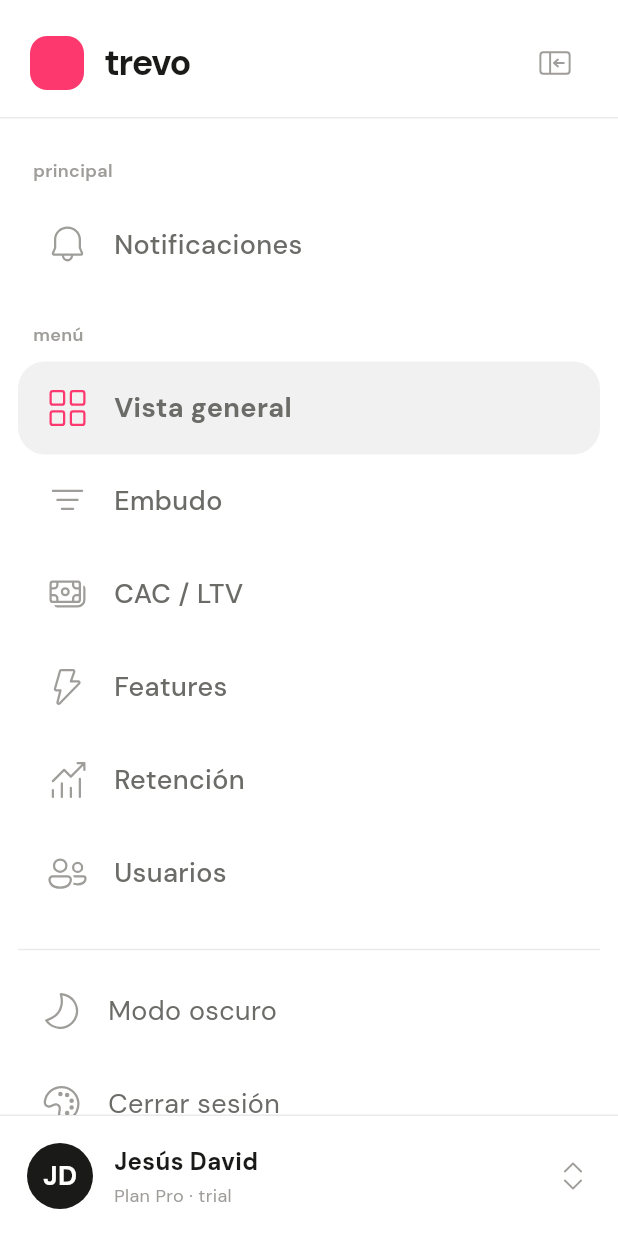
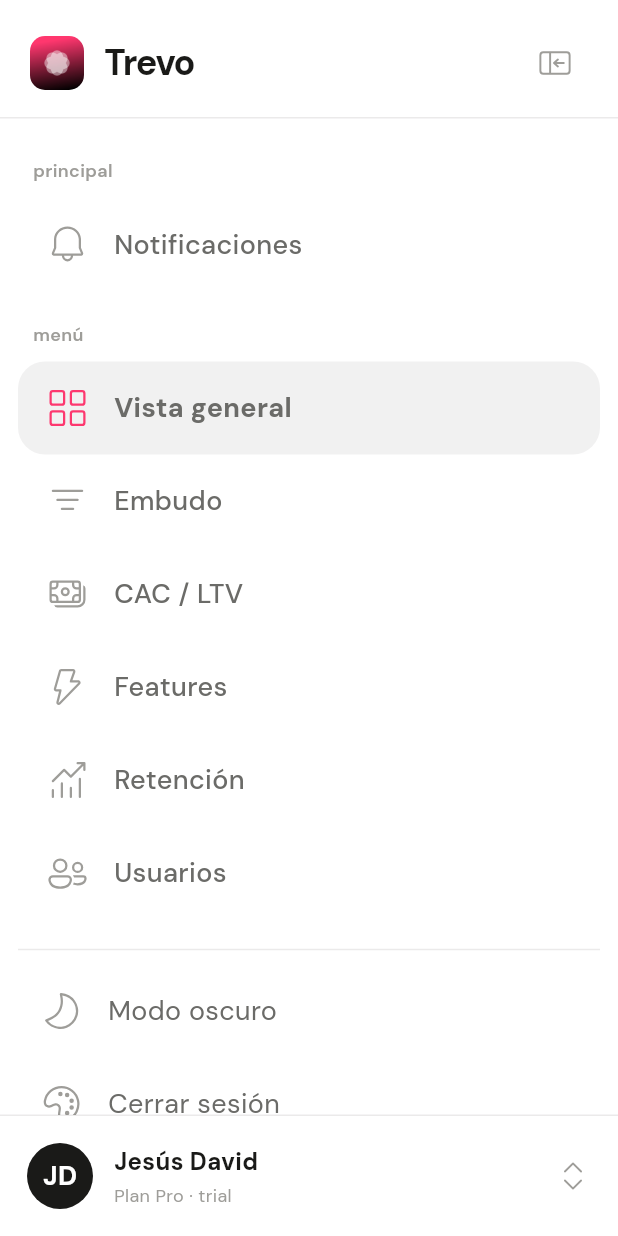
Before and after one commit to jesusfreelance99-cell/dashboard_analitycs, a Flutter app: the DashboardSidebar widget shown alone on an empty page, opened directly with empty values, on a phone screen of 412 x 824 dp. Run offline on Flutter 3.47's test engine with Material 3 defaults, Android fonts, the phone set to English and light mode, and no system bars; our stand-ins replace cloud_firestore, easy_localization, firebase_analytics, firebase_auth, firebase_core, fluentui_system_icons and 5 more; accounts and stored records are empty; statements that could not run were skipped.

Commit message:
Refactor dashboard UI, clean imports, update login components

```diff
--- a/lib/features/screens/dashboard/shared_widgets.dart
+++ b/lib/features/screens/dashboard/shared_widgets.dart
@@ -1127,41 +1127,10 @@ class TrevoMark extends StatelessWidget {
 
   @override
   Widget build(BuildContext context) {
-    return Container(
-      width: size,
-      height: size,
-      decoration: BoxDecoration(
-        color: AppColors.pink,
-        borderRadius: BorderRadius.circular(size * 0.32),
-      ),
-      child: CustomPaint(painter: FlowerPainter(color: AppColors.pink)),
+    return ClipRRect(
+      borderRadius: BorderRadius.circular(10),
+      child: Image.asset('assets/img/app_icon.png', width: size, height: size),
     );
-  }
-}
-
-class FlowerPainter extends CustomPainter {
-  const FlowerPainter({required this.color});
-
-  final Color color;
-
-  @override
-  void paint(Canvas canvas, Size size) {
-    final paint = Paint()..color = color;
-    final radius = size.width * 0.22;
-    final orbit = size.width * 0.18;
-    final center = Offset(size.width / 2, size.height / 2);
-
-    for (int i = 0; i < 8; i++) {
-      final angle = (math.pi * 2 / 8) * i;
-      final offset = Offset(math.cos(angle) * orbit, math.sin(angle) * orbit);
-      canvas.drawCircle(center + offset, radius, paint);
-    }
-    canvas.drawCircle(center, radius * 1.02, paint);
-  }
-
-  @override
-  bool shouldRepaint(covariant FlowerPainter oldDelegate) {
-    return oldDelegate.color != color;
   }
 }
 
--- a/lib/features/screens/dashboard/sidebar_widget.dart
+++ b/lib/features/screens/dashboard/sidebar_widget.dart
@@ -65,7 +65,7 @@ class DashboardSidebar extends StatelessWidget {
                 if (!collapsed || isMobile) ...[
                   const SizedBox(width: 14),
                   const Text(
-                    'trevo',
+                    'Trevo',
                     style: TextStyle(
                       fontSize: 24,
                       fontWeight: FontWeight.w700,
--- a/pubspec.yaml
+++ b/pubspec.yaml
@@ -70,6 +70,7 @@ flutter:
 
   assets:
     - assets/translations/
+    - assets/img/
 
   # An image asset can refer to one or more resolution-specific "variants", see
   # https://flutter.dev/to/resolution-aware-images
```
Also changed, not shown: lib/features/screens/auth/login_auth_screen.dart (+2 -31 lines), lib/features/screens/auth/login_form_components.dart (+14 -38 lines), lib/features/screens/dashboard/dashboard_shell_widget.dart (+6 -5 lines), lib/features/screens/dashboard/headers_widget.dart (+15 -14 lines).
